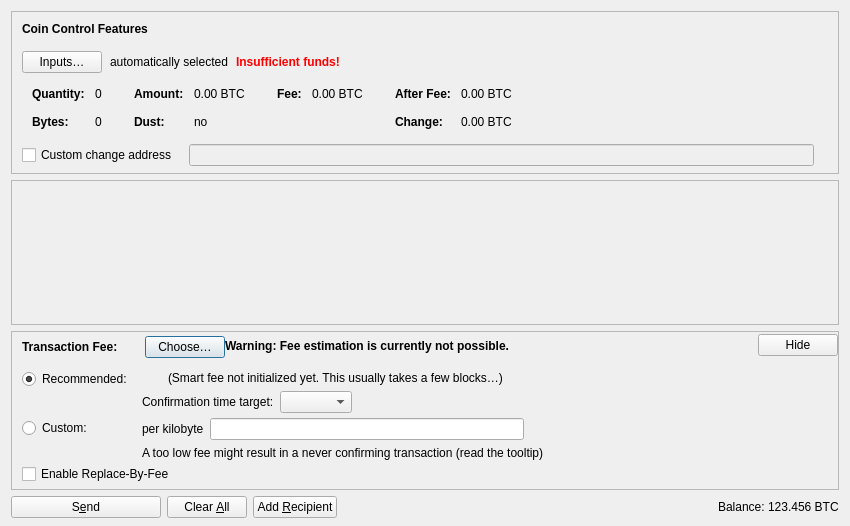
This is src/qt/forms/sendcoinsdialog.ui in popy1970/blinkhash-core as Qt 5 draws it before an edit. The edited form follows.
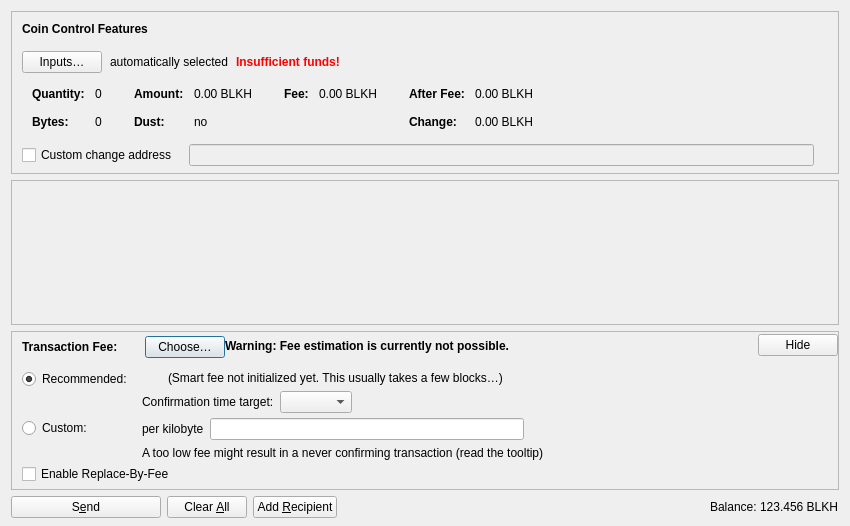
This is the edited form. Icons and pictures are not drawn. Custom widgets are drawn as their Qt base class.

Commit message: Continue rebranding w/ BTC -> BLKH

Patch:
```diff
--- a/src/qt/forms/sendcoinsdialog.ui
+++ b/src/qt/forms/sendcoinsdialog.ui
@@ -324,7 +324,7 @@
                   <enum>Qt::ActionsContextMenu</enum>
                  </property>
                  <property name="text">
-                  <string notr="true">0.00 BTC</string>
+                  <string notr="true">0.00 BLKH</string>
                  </property>
                  <property name="textInteractionFlags">
                   <set>Qt::LinksAccessibleByMouse|Qt::TextSelectableByKeyboard|Qt::TextSelectableByMouse</set>
@@ -404,7 +404,7 @@
                   <enum>Qt::ActionsContextMenu</enum>
                  </property>
                  <property name="text">
-                  <string notr="true">0.00 BTC</string>
+                  <string notr="true">0.00 BLKH</string>
                  </property>
                  <property name="textInteractionFlags">
                   <set>Qt::LinksAccessibleByMouse|Qt::TextSelectableByKeyboard|Qt::TextSelectableByMouse</set>
@@ -455,7 +455,7 @@
                   <enum>Qt::ActionsContextMenu</enum>
                  </property>
                  <property name="text">
-                  <string notr="true">0.00 BTC</string>
+                  <string notr="true">0.00 BLKH</string>
                  </property>
                  <property name="textInteractionFlags">
                   <set>Qt::LinksAccessibleByMouse|Qt::TextSelectableByKeyboard|Qt::TextSelectableByMouse</set>
@@ -484,7 +484,7 @@
                   <enum>Qt::ActionsContextMenu</enum>
                  </property>
                  <property name="text">
-                  <string notr="true">0.00 BTC</string>
+                  <string notr="true">0.00 BLKH</string>
                  </property>
                  <property name="textInteractionFlags">
                   <set>Qt::LinksAccessibleByMouse|Qt::TextSelectableByKeyboard|Qt::TextSelectableByMouse</set>
@@ -1214,7 +1214,7 @@
           <cursorShape>IBeamCursor</cursorShape>
          </property>
          <property name="text">
-          <string notr="true">123.456 BTC</string>
+          <string notr="true">123.456 BLKH</string>
          </property>
          <property name="textInteractionFlags">
           <set>Qt::LinksAccessibleByMouse|Qt::TextSelectableByKeyboard|Qt::TextSelectableByMouse</set>
```
The commit also changes 66 other files.
